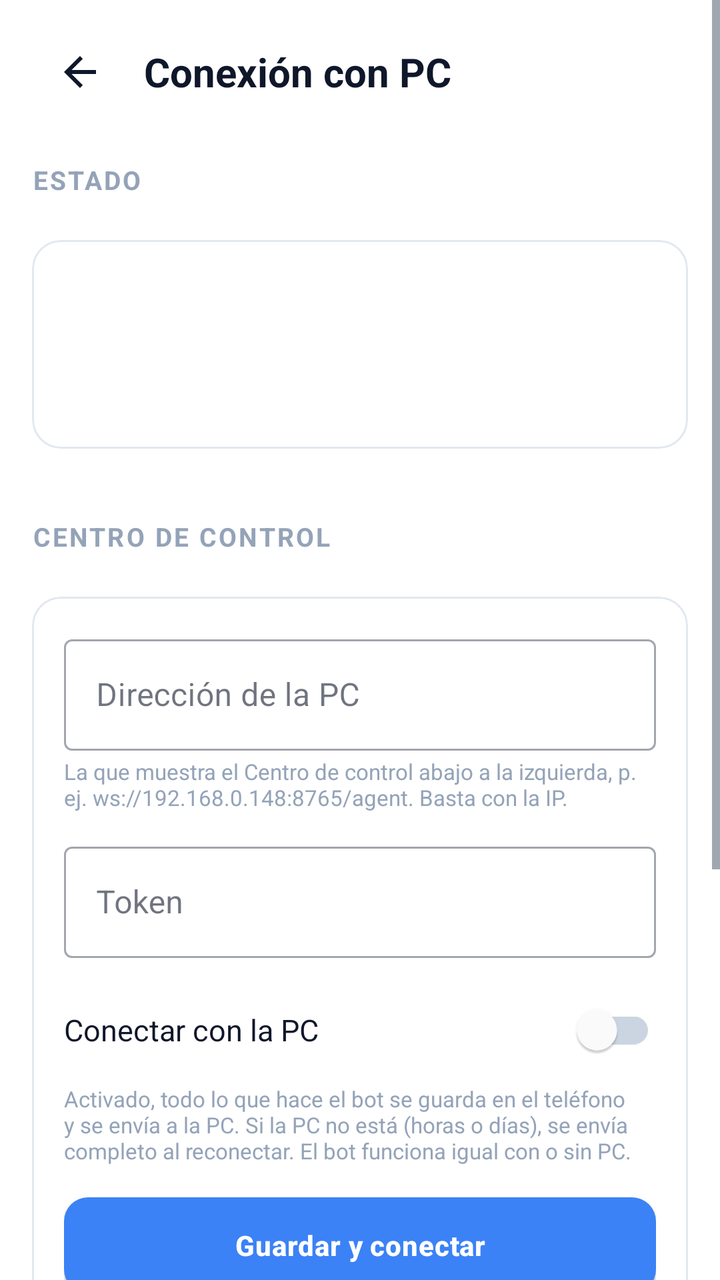
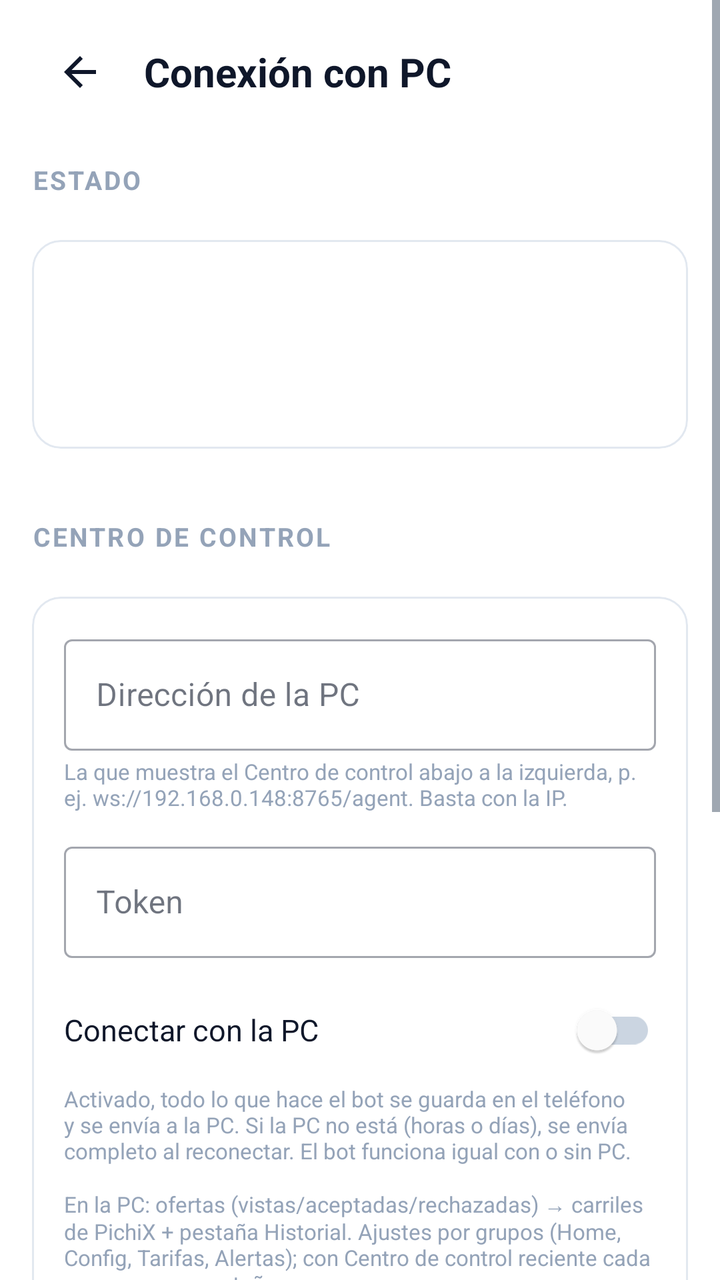

Compare the two renders of this Android layout. The source of the first and the diff that turns it into the second are given below.
<!-- AndroidManifest.xml: application theme AppTheme -->
<!-- res/layout/dashboardcontrol_activity.xml -->
<?xml version="1.0" encoding="utf-8"?>
<ScrollView xmlns:android="http://schemas.android.com/apk/res/android"
    android:layout_width="match_parent"
    android:layout_height="match_parent"
    android:background="@color/bg_page"
    android:fillViewport="true"
    android:fitsSystemWindows="true">

    <LinearLayout
        android:layout_width="match_parent"
        android:layout_height="wrap_content"
        android:orientation="vertical"
        android:paddingStart="16dp"
        android:paddingTop="8dp"
        android:paddingEnd="16dp"
        android:paddingBottom="24dp">

        <LinearLayout
            android:layout_width="match_parent"
            android:layout_height="56dp"
            android:gravity="center_vertical"
            android:orientation="horizontal">

            <ImageButton
                android:id="@+id/dcBack"
                android:layout_width="48dp"
                android:layout_height="48dp"
                android:background="?attr/selectableItemBackgroundBorderless"
                android:contentDescription="Volver"
                android:src="?attr/homeAsUpIndicator"
                android:tint="@color/text_primary" />

            <TextView
                android:layout_width="0dp"
                android:layout_height="wrap_content"
                android:layout_marginStart="8dp"
                android:layout_weight="1"
                android:text="Conexión con PC"
                android:textColor="@color/text_primary"
                android:textSize="20sp"
                android:textStyle="bold" />
        </LinearLayout>

        <TextView
            style="@style/SectionLabel"
            android:layout_marginTop="4dp"
            android:text="Estado" />

        <LinearLayout
            style="@style/Card"
            android:padding="16dp">

            <TextView
                android:id="@+id/dcStatus"
                android:layout_width="match_parent"
                android:layout_height="wrap_content"
                android:textColor="@color/text_primary"
                android:textSize="17sp"
                android:textStyle="bold" />

            <TextView
                android:id="@+id/dcDetail"
                style="@style/RowHint"
                android:layout_width="match_parent"
                android:textSize="13sp" />

            <TextView
                android:id="@+id/dcPending"
                android:layout_width="match_parent"
                android:layout_height="wrap_content"
                android:layout_marginTop="10dp"
                android:textColor="@color/text_secondary"
                android:textSize="14sp" />
        </LinearLayout>

        <TextView
            style="@style/SectionLabel"
            android:text="Centro de control" />

        <LinearLayout
            style="@style/Card"
            android:padding="16dp">

            <com.google.android.material.textfield.TextInputLayout
                style="@style/Widget.MaterialComponents.TextInputLayout.OutlinedBox"
                android:layout_width="match_parent"
                android:layout_height="wrap_content"
                android:hint="Dirección de la PC">

                <com.google.android.material.textfield.TextInputEditText
                    android:id="@+id/dcUrl"
                    android:layout_width="match_parent"
                    android:layout_height="wrap_content"
                    android:importantForAutofill="no"
                    android:inputType="textUri"
                    android:singleLine="true" />
            </com.google.android.material.textfield.TextInputLayout>

            <TextView
                style="@style/RowHint"
                android:layout_width="match_parent"
                android:text="La que muestra el Centro de control abajo a la izquierda, p. ej. ws://192.168.0.148:8765/agent. Basta con la IP." />

            <com.google.android.material.textfield.TextInputLayout
                style="@style/Widget.MaterialComponents.TextInputLayout.OutlinedBox"
                android:layout_width="match_parent"
                android:layout_height="wrap_content"
                android:layout_marginTop="12dp"
                android:hint="Token">

                <com.google.android.material.textfield.TextInputEditText
                    android:id="@+id/dcToken"
                    android:layout_width="match_parent"
                    android:layout_height="wrap_content"
                    android:importantForAutofill="no"
                    android:inputType="textCapCharacters|textNoSuggestions"
                    android:singleLine="true" />
            </com.google.android.material.textfield.TextInputLayout>

            <com.google.android.material.switchmaterial.SwitchMaterial
                android:id="@+id/dcEnabled"
                android:layout_width="match_parent"
                android:layout_height="wrap_content"
                android:layout_marginTop="12dp"
                android:minHeight="48dp"
                android:text="Conectar con la PC"
                android:textColor="@color/text_primary"
                android:textSize="15sp" />

            <TextView
                style="@style/RowHint"
                android:layout_width="match_parent"
                android:text="Activado, todo lo que hace el bot se guarda en el teléfono y se envía a la PC. Si la PC no está (horas o días), se envía completo al reconectar. El bot funciona igual con o sin PC." />

            <com.google.android.material.button.MaterialButton
                android:id="@+id/dcSave"
                style="@style/SparkButtonPrimary"
                android:layout_width="match_parent"
                android:layout_height="wrap_content"
                android:layout_marginTop="16dp"
                android:text="Guardar y conectar" />

            <com.google.android.material.button.MaterialButton
                android:id="@+id/dcRetry"
                style="@style/SparkButtonSecondary"
                android:layout_width="match_parent"
                android:layout_height="wrap_content"
                android:layout_marginTop="8dp"
                android:text="Reintentar ahora" />
        </LinearLayout>

        <TextView
            style="@style/SectionLabel"
            android:text="Pendientes de enviar" />

        <LinearLayout
            style="@style/Card"
            android:padding="16dp">

            <TextView
                style="@style/RowHint"
                android:layout_width="match_parent"
                android:layout_marginTop="0dp"
                android:text="Se guardan hasta 7 días. Borrarlos no afecta al bot ni al historial de la app, pero la PC no los recibirá." />

            <com.google.android.material.button.MaterialButton
                android:id="@+id/dcClear"
                style="@style/SparkButtonSecondary"
                android:layout_width="match_parent"
                android:layout_height="wrap_content"
                android:layout_marginTop="12dp"
                android:text="Borrar pendientes" />
        </LinearLayout>
    </LinearLayout>
</ScrollView>
<!-- resources referenced by this layout -->
<resources>
  <color name="bg_page">#FFFFFF</color>
  <color name="text_primary">#0F172A</color>
  <color name="text_secondary">#475569</color>
  <style name="Card">
          <item name="android:layout_width">match_parent</item>
          <item name="android:layout_height">wrap_content</item>
          <item name="android:orientation">vertical</item>
          <item name="android:background">@drawable/card_bg</item>
          <item name="android:layout_marginBottom">6dp</item>
          <item name="android:elevation">0dp</item>
          <item name="android:clipChildren">true</item>
          <item name="android:clipToOutline">true</item>
      </style>
  <style name="RowHint">
          <item name="android:layout_width">wrap_content</item>
          <item name="android:layout_height">wrap_content</item>
          <item name="android:textSize">11sp</item>
          <item name="android:textColor">@color/text_hint</item>
          <item name="android:layout_marginTop">3dp</item>
      </style>
  <style name="SparkButtonSecondary" parent="Widget.MaterialComponents.Button.OutlinedButton">
          <item name="android:minHeight">48dp</item>
          <item name="android:paddingTop">12dp</item>
          <item name="android:paddingBottom">12dp</item>
          <item name="android:textSize">14sp</item>
          <item name="cornerRadius">12dp</item>
          <item name="strokeWidth">1dp</item>
          <item name="strokeColor">@color/border_input</item>
          <item name="android:textColor">@color/text_primary</item>
          <item name="android:textAllCaps">false</item>
          <item name="android:insetTop">0dp</item>
          <item name="android:insetBottom">0dp</item>
      </style>
  <!-- drawable card_bg (drawable) -->
  <?xml version="1.0" encoding="utf-8"?>
  <shape xmlns:android="http://schemas.android.com/apk/res/android">
      <solid android:color="@color/bg_card"/>
      <stroke android:width="1dp" android:color="@color/border_subtle"/>
      <corners android:radius="14dp"/>
  </shape>
  <color name="text_hint">#94A3B8</color>
  <color name="button_primary_bg">#3B82F6</color>
  <color name="button_primary_text">#FFFFFF</color>
  <color name="border_input">#E8DFD4</color>
  <color name="colorPrimary">#FFFFFF</color>
  <color name="colorPrimaryDark">#FFFFFF</color>
  <color name="colorAccent">#3B82F6</color>
  <color name="bg_card">#FFFFFF</color>
  <style name="SparkSwitch" parent="Widget.MaterialComponents.CompoundButton.Switch">
          <item name="thumbTint">@color/header_switch_thumb</item>
          <item name="trackTint">@color/switch_track_selector</item>
      </style>
  <style name="PichiXTextInputLayout" parent="Widget.MaterialComponents.TextInputLayout.OutlinedBox">
          <item name="boxBackgroundColor">@color/bg_input</item>
          <item name="boxStrokeColor">@color/border_input</item>
          <item name="hintTextColor">@color/text_secondary</item>
          <item name="android:textColorHint">@color/text_hint</item>
      </style>
  <color name="border_subtle">#E2E8F0</color>
  <style name="SparkAlertDialogTitle" parent="MaterialAlertDialog.MaterialComponents.Title.Text">
          <item name="android:textColor">@color/text_primary</item>
      </style>
  <style name="SparkAlertDialogBody" parent="MaterialAlertDialog.MaterialComponents.Body.Text">
          <item name="android:textColor">@color/text_secondary</item>
      </style>
  <style name="SparkAlertDialogButton" parent="Widget.MaterialComponents.Button.TextButton.Dialog">
          <item name="android:textColor">@color/colorAccent</item>
          <item name="rippleColor">@color/sidebar_ripple</item>
      </style>
  <color name="bg_input">#FFF8F0</color>
  <color name="sidebar_ripple">#1A3B82F6</color>
  <!-- unchanged entries left out for length: 4 -->
</resources>

<!-- the commit's change to res/layout/dashboardcontrol_activity.xml (unified diff, before → after) -->
@@ -132,6 +132,12 @@
                 android:layout_width="match_parent"
                 android:text="Activado, todo lo que hace el bot se guarda en el teléfono y se envía a la PC. Si la PC no está (horas o días), se envía completo al reconectar. El bot funciona igual con o sin PC." />
 
+            <TextView
+                style="@style/RowHint"
+                android:layout_width="match_parent"
+                android:layout_marginTop="12dp"
+                android:text="En la PC: ofertas (vistas/aceptadas/rechazadas) → carriles de PichiX + pestaña Historial. Ajustes por grupos (Home, Config, Tarifas, Alertas); con Centro de control reciente cada grupo es una pestaña." />
+
             <com.google.android.material.button.MaterialButton
                 android:id="@+id/dcSave"
                 style="@style/SparkButtonPrimary"
